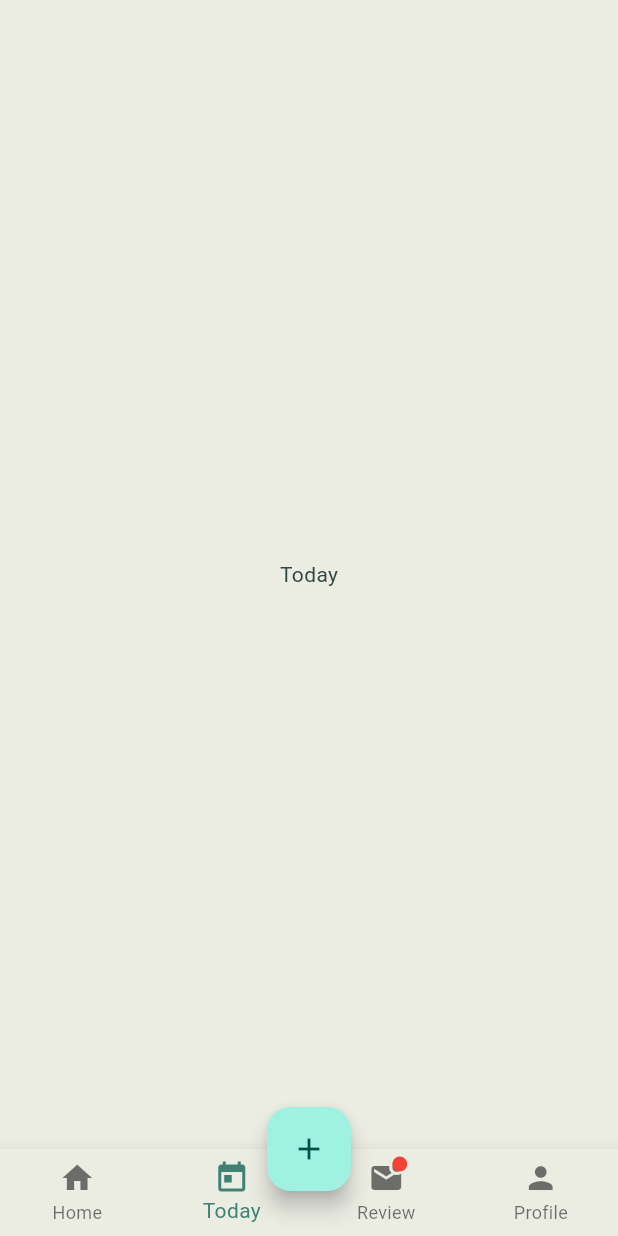
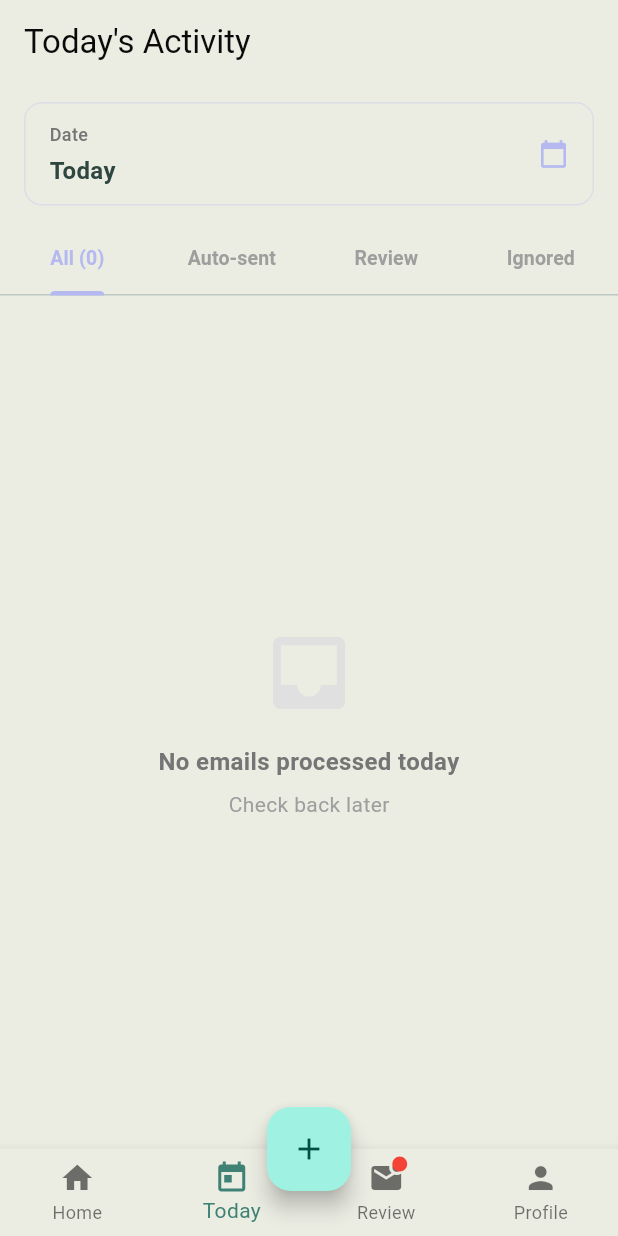
Before and after one commit to fouratjebali/tt-mobile-app-stage, a Flutter app: the screen it shows after launch, item 2 of the bottom bar chosen, on a phone screen of 412 x 824 dp. Run offline on Flutter 3.47's test engine with Material 3 defaults, Android fonts, the phone set to English and light mode, and no system bars; our stand-ins replace firebase_core, firebase_messaging, flutter_secure_storage, get_it, google_sign_in, hugeicons and 2 more; missing offline and left inert: mockito; accounts and stored records are empty; network calls fail.

Commit message:
Build Today's Activity screen (S04)

```diff
--- a/frontend/lib/presentation/screens/navigation/main_navigation_screen.dart
+++ b/frontend/lib/presentation/screens/navigation/main_navigation_screen.dart
@@ -2,6 +2,7 @@ import 'package:flutter/material.dart';
 import 'package:tt_mail_assistant/presentation/screens/home/home_screen.dart';
 import 'package:tt_mail_assistant/presentation/screens/profile/profile_screen.dart';
 import 'package:tt_mail_assistant/presentation/screens/prompt/prompt_screen.dart';
+import 'package:tt_mail_assistant/presentation/screens/today/today_activity_screen.dart';
 
 class MainNavigationScreen extends StatefulWidget {
   const MainNavigationScreen({super.key});
@@ -14,7 +15,7 @@ class _MainNavigationScreenState extends State<MainNavigationScreen> {
   int _selectedIndex = 0;
   final List<Widget> _screens = const [
     HomeScreen(),
-    Center(child: Text('Today')),
+    TodayActivityScreen(),
     Center(child: Text('Review')),
     ProfileScreen(),
   ];
--- /dev/null
+++ b/frontend/lib/presentation/screens/review/review_screen.dart
@@ -0,0 +1,13 @@
+import 'package:flutter/material.dart';
+
+class ReviewScreen extends StatelessWidget {
+  const ReviewScreen({super.key});
+
+  @override
+  Widget build(BuildContext context) {
+    return Scaffold(
+      appBar: AppBar(title: const Text('Review')),
+      body: const Center(child: Text('Review Screen - Coming Soon')),
+    );
+  }
+}
--- /dev/null
+++ b/frontend/lib/presentation/screens/today/today_activity_screen.dart
@@ -0,0 +1,516 @@
+import 'package:flutter/material.dart';
+import 'package:tt_mail_assistant/core/di/di.dart';
+import 'package:tt_mail_assistant/core/theme/app_palette.dart';
+import 'package:tt_mail_assistant/domain/entities/email.dart';
+import 'package:tt_mail_assistant/domain/usecases/email_usecase.dart';
+
+class TodayActivityScreen extends StatefulWidget {
+  const TodayActivityScreen({super.key});
+
+  @override
+  State<TodayActivityScreen> createState() => _TodayActivityScreenState();
+}
+
+class _TodayActivityScreenState extends State<TodayActivityScreen>
+    with TickerProviderStateMixin {
+  late EmailUseCase _emailUseCase;
+  late TabController _tabController;
+
+  List<Email> allEmails = [];
+  DateTime selectedDate = DateTime.now();
+  bool isLoading = true;
+
+  @override
+  void initState() {
+    super.initState();
+    _emailUseCase = getIt<EmailUseCase>();
+    _tabController = TabController(length: 4, vsync: this);
+    _tabController.addListener(_onTabChanged);
+    _loadEmails();
+  }
+
+  @override
+  void dispose() {
+    _tabController.dispose();
+    super.dispose();
+  }
+
+  void _onTabChanged() {
+    setState(() {});
+  }
+
+  Future<void> _loadEmails() async {
+    try {
+      final emails = await _emailUseCase.getTodayActivity();
+      if (mounted) {
+        setState(() {
+          allEmails = emails;
+          isLoading = false;
+        });
+      }
+    } catch (e) {
+      if (mounted) {
+        setState(() {
+          isLoading = false;
+        });
+      }
+    }
+  }
+
+  List<Email> _getFilteredEmails() {
+    final tabIndex = _tabController.index;
+
+    switch (tabIndex) {
+      case 0: // All
+        return allEmails;
+      case 1: // Auto-sent
+        return allEmails
+            .where((e) => e.status == Status.DONE)
+            .toList();
+      case 2: // Review
+        return allEmails
+            .where((e) => e.status == Status.PENDING_USER_REVIEW)
+            .toList();
+      case 3: // Ignored
+        return allEmails
+            .where((e) => e.analysis?.priority == Priority.LOW)
+            .toList();
+      default:
+        return allEmails;
+    }
+  }
+
+  Future<void> _selectDate(BuildContext context) async {
+    final DateTime? picked = await showDatePicker(
+      context: context,
+      initialDate: selectedDate,
+      firstDate: DateTime(2024),
+      lastDate: DateTime.now(),
+      builder: (context, child) {
+        return Theme(
+          data: Theme.of(context).copyWith(
+            colorScheme: ColorScheme.light(
+              primary: AppPalette.lavender,
+              onPrimary: Colors.white,
+              surface: Colors.white,
+              onSurface: Colors.black,
+            ),
+          ),
+          child: child!,
+        );
+      },
+    );
+
+    if (picked != null && picked != selectedDate) {
+      setState(() {
+        selectedDate = picked;
+      });
+      // TODO: Load emails for selected date
+    }
+  }
+
+  @override
+  Widget build(BuildContext context) {
+    final filteredEmails = _getFilteredEmails();
+
+    return Scaffold(
+      appBar: AppBar(
+        title: const Text("Today's Activity"),
+        elevation: 0,
+      ),
+      body: Column(
+        children: [
+          // DATE SELECTOR
+          Padding(
+            padding: const EdgeInsets.symmetric(horizontal: 16, vertical: 12),
+            child: GestureDetector(
+              onTap: () => _selectDate(context),
+              child: Container(
+                padding: const EdgeInsets.symmetric(
+                  horizontal: 16,
+                  vertical: 12,
+                ),
+                decoration: BoxDecoration(
+                  border: Border.all(
+                    color: AppPalette.lavender.withValues(alpha: 0.3),
+                  ),
+                  borderRadius: BorderRadius.circular(12),
+                ),
+                child: Row(
+                  mainAxisAlignment: MainAxisAlignment.spaceBetween,
+                  children: [
+                    Column(
+                      crossAxisAlignment: CrossAxisAlignment.start,
+                      children: [
+                        Text(
+                          'Date',
+                          style: TextStyle(
+                            fontSize: 12,
+                            color: Colors.grey[600],
+                            fontWeight: FontWeight.w500,
+                          ),
+                        ),
+                        const SizedBox(height: 4),
+                        Text(
+                          _formatDate(selectedDate),
+                          style: const TextStyle(
+                            fontSize: 16,
+                            fontWeight: FontWeight.w700,
+                          ),
+                        ),
+                      ],
+                    ),
+                    Icon(
+                      Icons.calendar_today,
+                      color: AppPalette.lavender,
+                      size: 20,
+                    ),
+                  ],
+                ),
+              ),
+            ),
+          ),
+
+          // FILTER TABS
+          TabBar(
+            controller: _tabController,
+            indicatorColor: AppPalette.lavender,
+            labelColor: AppPalette.lavender,
+            unselectedLabelColor: Colors.grey[500],
+            labelStyle: const TextStyle(
+              fontSize: 13,
+              fontWeight: FontWeight.w700,
+            ),
+            tabs: [
+              Tab(
+                text: 'All (${allEmails.length})',
+              ),
+              Tab(
+                text: 'Auto-sent',
+              ),
+              Tab(
+                text: 'Review',
+              ),
+              Tab(
+                text: 'Ignored',
+              ),
+            ],
+          ),
+
+          // EMAIL LIST
+          Expanded(
+            child: isLoading
+                ? const Center(child: CircularProgressIndicator())
+                : filteredEmails.isEmpty
+                    ? _EmptyState(
+                        tabIndex: _tabController.index,
+                      )
+                    : RefreshIndicator(
+                        onRefresh: _loadEmails,
+                        child: ListView.builder(
+                          padding: const EdgeInsets.symmetric(
+                            horizontal: 16,
+                            vertical: 12,
+                          ),
+                          itemCount: filteredEmails.length,
+                          itemBuilder: (context, index) {
+                            return _EmailActivityCard(
+                              email: filteredEmails[index],
+                            );
+                          },
+                        ),
+                      ),
+          ),
+        ],
+      ),
+    );
+  }
+
+  String _formatDate(DateTime date) {
+    final now = DateTime.now();
+    if (date.year == now.year &&
+        date.month == now.month &&
+        date.day == now.day) {
+      return 'Today';
+    }
+    return '${date.day} ${_monthName(date.month)} ${date.year}';
+  }
+
+  String _monthName(int month) {
+    const months = [
+      'Jan',
+      'Feb',
+      'Mar',
+      'Apr',
+      'May',
+      'Jun',
+      'Jul',
+      'Aug',
+      'Sep',
+      'Oct',
+      'Nov',
+      'Dec'
+    ];
+    return months[month - 1];
+  }
+}
+
+class _EmailActivityCard extends StatelessWidget {
+  const _EmailActivityCard({required this.email});
+  final Email email;
+
+  String _getCategoryLabel(EmailCategory? category) {
+    if (category == null) return 'INFO';
+    switch (category) {
+      case EmailCategory.RECLAMATION:
+        return 'RECLAMATION';
+      case EmailCategory.COMMERCIAL:
+        return 'COMMERCIAL';
+      case EmailCategory.SUPPORT:
+        return 'SUPPORT';
+      case EmailCategory.INFORMATION:
+        return 'INFO';
+    }
+  }
+
+  Color _getCategoryColor(EmailCategory? category) {
+    if (category == null) return Colors.blue;
+    switch (category) {
+      case EmailCategory.RECLAMATION:
+        return Colors.red;
+      case EmailCategory.COMMERCIAL:
+        return Colors.green;
+      case EmailCategory.SUPPORT:
+        return Colors.orange;
+      case EmailCategory.INFORMATION:
+        return Colors.blue;
+    }
+  }
+
+  String _getPriorityLabel(Priority priority) {
+    switch (priority) {
+      case Priority.URGENT:
+        return 'URGENT';
+      case Priority.NORMAL:
+        return 'NORMAL';
+      case Priority.LOW:
+        return 'LOW';
+    }
+  }
+
+  Color _getPriorityColor(Priority priority) {
+    switch (priority) {
+      case Priority.URGENT:
+        return Colors.red;
+      case Priority.NORMAL:
+        return Colors.orange;
+      case Priority.LOW:
+        return Colors.green;
+    }
+  }
+
+  String _getStatusLabel(Status status) {
+    switch (status) {
+      case Status.DONE:
+        return 'Auto-sent';
+      case Status.PENDING_USER_REVIEW:
+        return 'Hands review';
+      case Status.PENDING_JURY:
+        return 'Jury';
+      case Status.PENDING_ANALYSIS:
+        return 'Analysis';
+    }
+  }
+
+  String _formatTime(DateTime date) {
+    return '${date.hour.toString().padLeft(2, '0')}:${date.minute.toString().padLeft(2, '0')}';
+  }
+
+  @override
+  Widget build(BuildContext context) {
+    final priority = email.analysis?.priority ?? Priority.NORMAL;
+
+    return Card(
+      elevation: 1,
+      margin: const EdgeInsets.only(bottom: 12),
+      shape: RoundedRectangleBorder(borderRadius: BorderRadius.circular(12)),
+      child: Padding(
+        padding: const EdgeInsets.all(16),
+        child: Column(
+          crossAxisAlignment: CrossAxisAlignment.start,
+          children: [
+            // Header: Subject + Category Badge
+            Row(
+              crossAxisAlignment: CrossAxisAlignment.start,
+              children: [
+                Expanded(
+                  child: Column(
+                    crossAxisAlignment: CrossAxisAlignment.start,
+                    children: [
+                      Text(
+                        email.subject,
+                        maxLines: 2,
+                        overflow: TextOverflow.ellipsis,
+                        style: const TextStyle(
+                          fontSize: 14,
+                          fontWeight: FontWeight.w700,
+                          height: 1.3,
+                        ),
+                      ),
+                      const SizedBox(height: 6),
+                      Text(
+                        email.from.email,
+                        style: TextStyle(
+                          fontSize: 12,
+                          color: Colors.grey[600],
+                        ),
+                      ),
+                      const SizedBox(height: 4),
+                      Text(
+                        _formatTime(email.date),
+                        style: TextStyle(
+                          fontSize: 11,
+                          color: Colors.grey[500],
+                        ),
+                      ),
+                    ],
+                  ),
+                ),
+                const SizedBox(width: 8),
+                Container(
+                  padding:
+                      const EdgeInsets.symmetric(horizontal: 10, vertical: 6),
+                  decoration: BoxDecoration(
+                    color: _getCategoryColor(email.analysis?.category)
+                        .withValues(alpha: 0.1),
+                    borderRadius: BorderRadius.circular(6),
+                  ),
+                  child: Text(
+                    _getCategoryLabel(email.analysis?.category),
+                    style: TextStyle(
+                      fontSize: 11,
+                      fontWeight: FontWeight.w700,
+                      color:
+                          _getCategoryColor(email.analysis?.category),
+                    ),
+                  ),
+                ),
+              ],
+            ),
+            const SizedBox(height: 12),
+
+            // Priority + Status Badges
+            Wrap(
+              spacing: 8,
+              runSpacing: 8,
+              children: [
+                Container(
+                  padding:
+                      const EdgeInsets.symmetric(horizontal: 10, vertical: 6),
+                  decoration: BoxDecoration(
+                    color: _getPriorityColor(priority).withValues(alpha: 0.1),
+                    borderRadius: BorderRadius.circular(6),
+                  ),
+                  child: Text(
+                    _getPriorityLabel(priority),
+                    style: TextStyle(
+                      fontSize: 11,
+                      fontWeight: FontWeight.w700,
+                      color: _getPriorityColor(priority),
+                    ),
+                  ),
+                ),
+                Container(
+                  padding:
+                      const EdgeInsets.symmetric(horizontal: 10, vertical: 6),
+                  decoration: BoxDecoration(
+                    color: AppPalette.lavender.withValues(alpha: 0.1),
+                    borderRadius: BorderRadius.circular(6),
+                  ),
+                  child: Text(
+                    _getStatusLabel(email.status),
+                    style: TextStyle(
+                      fontSize: 11,
+                      fontWeight: FontWeight.w700,
+                      color: AppPalette.lavender,
+                    ),
+                  ),
+                ),
+              ],
+            ),
+
+            // Attachments + Stats
+            if (email.attachments.isNotEmpty || email.analysis != null) ...[
+              const SizedBox(height: 12),
+              Text(
+                email.attachments.isNotEmpty
+                    ? '${email.attachments.length} email${email.attachments.length > 1 ? 's' : ''} with attachments'
+                    : email.analysis != null
+                        ? 'AI confidence: ${(email.analysis!.confidence * 100).toStringAsFixed(0)}%'
+                        : '',
+                style: TextStyle(
+                  fontSize: 12,
+                  color: Colors.grey[600],
+                ),
+              ),
+            ],
+          ],
+        ),
+      ),
+    );
+  }
+}
+
+class _EmptyState extends StatelessWidget {
+  const _EmptyState({required this.tabIndex});
+  final int tabIndex;
+
+  String _getEmptyMessage() {
+    switch (tabIndex) {
+      case 0:
+        return 'No emails processed today';
+      case 1:
+        return 'No auto-sent emails today';
+      case 2:
+        return 'No emails waiting for review';
+      case 3:
+        return 'No ignored emails today';
+      default:
+        return 'No emails';
+    }
+  }
+
+  @override
+  Widget build(BuildContext context) {
+    return Center(
+      child: Column(
+        mainAxisAlignment: MainAxisAlignment.center,
+        children: [
+          Icon(
+            Icons.inbox,
+            size: 64,
+            color: Colors.grey[300],
+          ),
+          const SizedBox(height: 16),
+          Text(
+            _getEmptyMessage(),
+            style: TextStyle(
+              fontSize: 16,
+              fontWeight: FontWeight.w600,
+              color: Colors.grey[600],
+            ),
+            textAlign: TextAlign.center,
+          ),
+          const SizedBox(height: 8),
+          Text(
+            'Check back later',
+            style: TextStyle(
+              fontSize: 14,
+              color: Colors.grey[500],
+            ),
+          ),
+        ],
+      ),
+    );
+  }
+}
```
